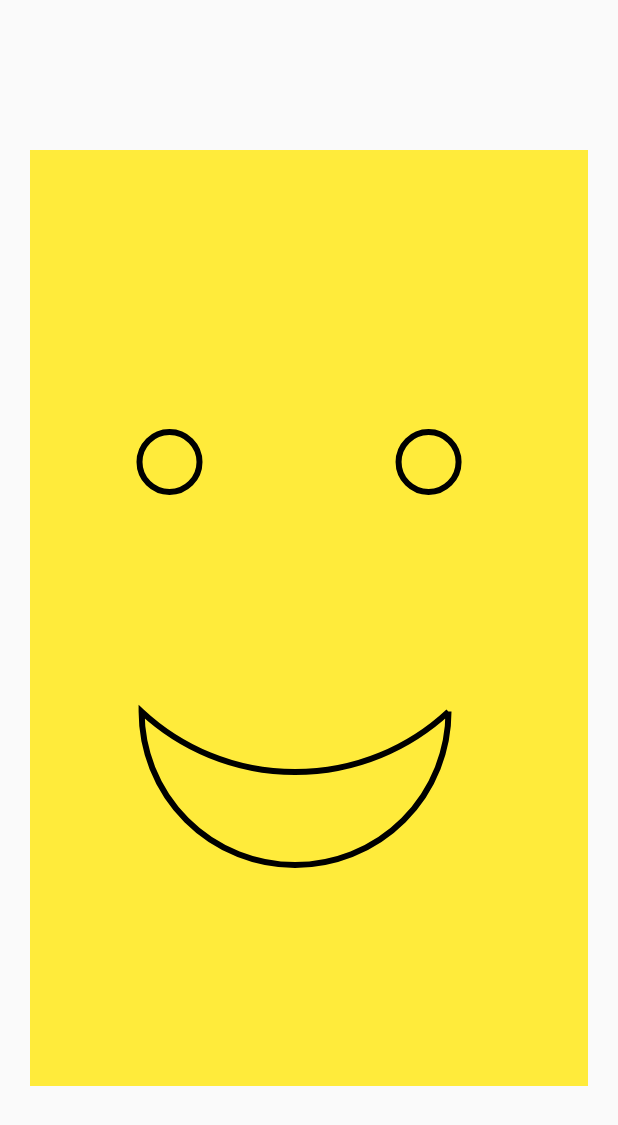
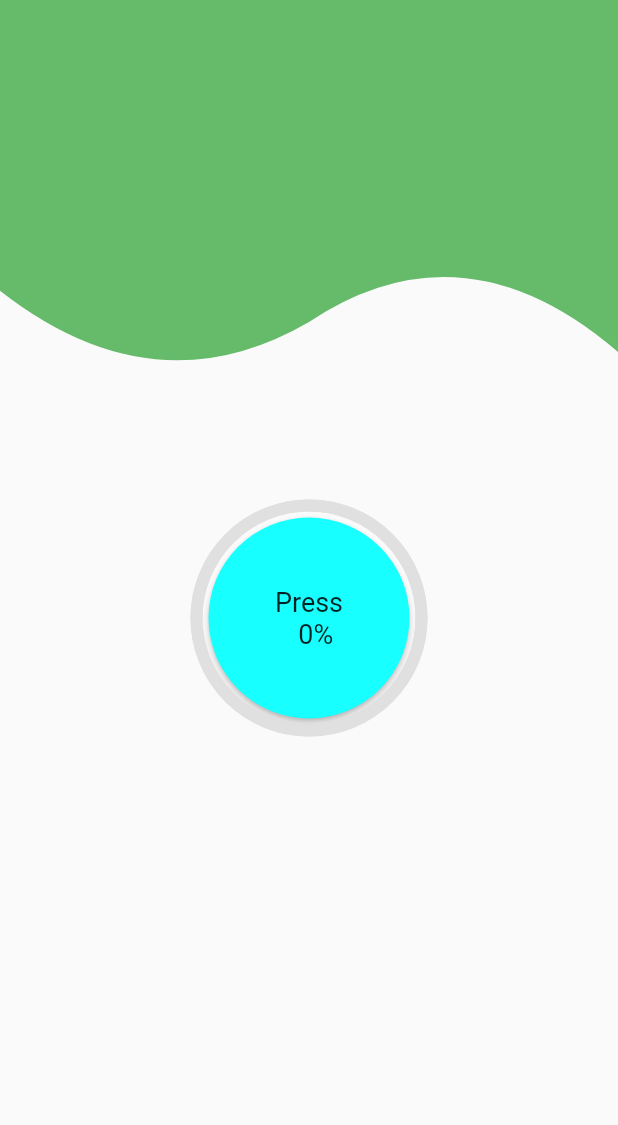
Before and after one commit to sachin-dahal/custom_paint_flutter, a Flutter app: the screen it shows after launch, on a phone screen of 412 x 824 dp. Shown: the top 1125 px of the screen. Run offline on Flutter 3.47's test engine with Material 2 defaults, Android fonts, the phone set to English and light mode, and no system bars.

Commit message:
animate button

```diff
--- a/lib/main.dart
+++ b/lib/main.dart
@@ -1,4 +1,4 @@
-import 'package:custom_paint_flutter/screens/happy_face/happy_face_paint.dart';
+import 'package:custom_paint_flutter/screens/percent_increment/percent_increment_page.dart';
 import 'package:flutter/material.dart';
 
 void main() => runApp(CustomPaintApp());
@@ -9,7 +9,7 @@ class CustomPaintApp extends StatelessWidget {
   Widget build(BuildContext context) {
     return MaterialApp(
       title: "Custom Paint",
-      home: HappyFacePaint(),
+      home: PercentIncrementPage(),
     );
   }
 }
--- /dev/null
+++ b/lib/screens/percent_increment/percent_increment_page.dart
@@ -0,0 +1,89 @@
+import 'dart:ui';
+
+import 'package:custom_paint_flutter/screens/percent_increment/utilities/bg_shape_clipper.dart';
+import 'package:custom_paint_flutter/screens/percent_increment/utilities/button_painter.dart';
+import 'package:flutter/material.dart';
+
+class PercentIncrementPage extends StatefulWidget {
+  @override
+  _PercentIncrementPageState createState() => _PercentIncrementPageState();
+}
+
+class _PercentIncrementPageState extends State<PercentIncrementPage>
+    with SingleTickerProviderStateMixin {
+  AnimationController _controller;
+  double percent = 0;
+  double newPercent = 0;
+
+  @override
+  void initState() {
+    super.initState();
+    _controller =
+        AnimationController(vsync: this, duration: Duration(seconds: 1))
+          ..addListener(() {
+            setState(() {
+              percent = lerpDouble(percent, newPercent, _controller.value);
+              print(percent);
+            });
+          });
+  }
+
+  @override
+  Widget build(BuildContext context) {
+    return Scaffold(
+      body: Container(
+        child: Stack(
+          children: [
+            ClipPath(
+              clipper: BgShapeClipper(),
+              child: Container(
+                color: Colors.green[400],
+              ),
+            ),
+            Center(
+              child: Container(
+                height: 150,
+                width: 150,
+                child: CustomPaint(
+                  painter: ButtonPainter(percent: percent),
+                  foregroundPainter: ButtonPainter(
+                    percent: percent,
+                  ),
+                  child: Padding(
+                    padding: EdgeInsets.all(8.0),
+                    child: RaisedButton(
+                      color: Colors.cyanAccent,
+                      splashColor: Colors.tealAccent,
+                      shape: CircleBorder(),
+                      child: Text(
+                        "Press\n  ${percent.toInt()}%",
+                        style: TextStyle(
+                          fontSize: 18,
+                          fontWeight: FontWeight.w400,
+                        ),
+                        textAlign: TextAlign.center,
+                      ),
+                      onPressed: () {
+                        print(percent);
+                        setState(() {
+                          percent = newPercent;
+                          newPercent += 10;
+                          if (newPercent > 100.0) {
+                            percent = 0.0;
+                            newPercent = 0.0;
+                          }
+                          _controller.forward(from: 0.0);
+                        });
+                        print(percent);
+                      },
+                    ),
+                  ),
+                ),
+              ),
+            ),
+          ],
+        ),
+      ),
+    );
+  }
+}
--- /dev/null
+++ b/lib/screens/percent_increment/utilities/bg_shape_clipper.dart
@@ -0,0 +1,32 @@
+import 'package:flutter/widgets.dart';
+
+class BgShapeClipper extends CustomClipper<Path> {
+
+  @override
+  Path getClip(Size size) {
+    var firstControlPoint = Offset(size.width / 4, size.height / 3);
+    var firstEndPoint = Offset(size.width / 2, size.height / 3 - 60);
+    var secondControlPoint =
+        Offset(size.width - (size.width / 4), size.height / 4 - 60);
+    var secondEndPoint = Offset(size.width, size.height / 3 - 40);
+
+    final path = Path()
+      ..lineTo(0, size.height / 4.25)
+      ..quadraticBezierTo(firstControlPoint.dx, firstControlPoint.dy,
+          firstEndPoint.dx, firstEndPoint.dy)
+      ..quadraticBezierTo(secondControlPoint.dx, secondControlPoint.dy,
+          secondEndPoint.dx, secondEndPoint.dy)
+      ..lineTo(size.height, 0)
+      ..lineTo(size.width, 0);
+
+    return path;
+  }
+
+  @override
+  bool shouldReclip(covariant CustomClipper<Path> oldClipper) => false;
+}
+
+// 90.0
+// 120.0
+// 180.0
+// 60.0
```
Also changed, not shown: lib/screens/percent_increment/utilities/button_painter.dart (added, +38 -0 lines).
